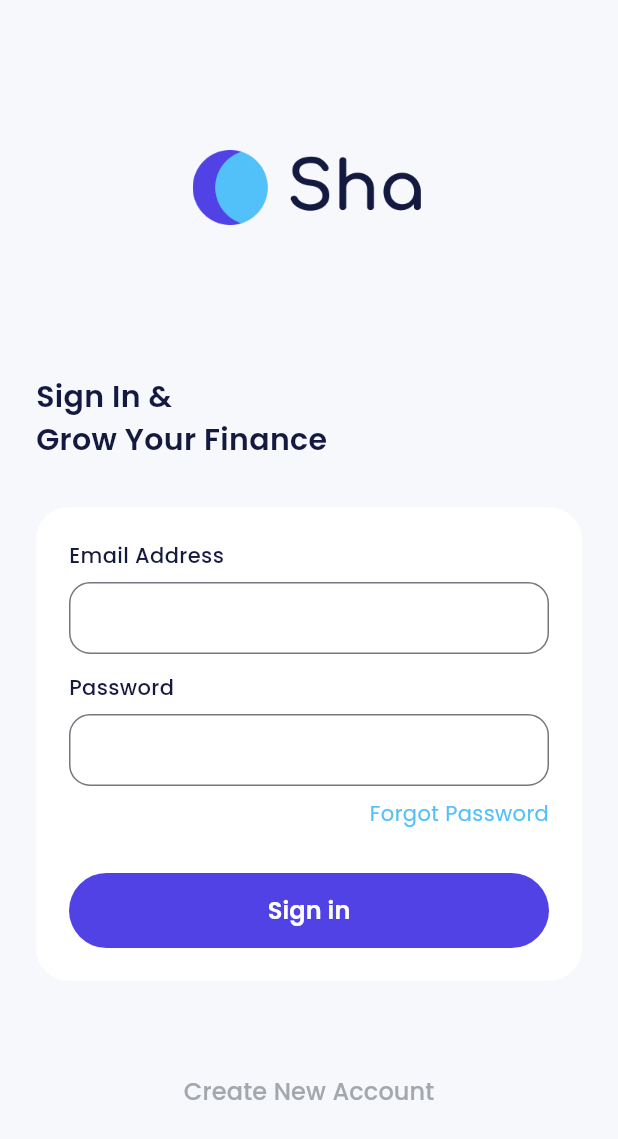
After one commit to kingslyDev/E-walletmobile, a Flutter app: the SigninPage screen opened directly, on a phone screen of 412 x 824 dp. The commit adds this screen. Shown: the top 1139 px of the screen. Run offline on Flutter 3.47's test engine with Material 3 defaults, Android fonts, the phone set to English and light mode, and no system bars; our stand-ins replace carousel_slider, google_fonts.

Commit message:
login page done

```diff
--- a/lib/ui/pages/onboarding_page.dart
+++ b/lib/ui/pages/onboarding_page.dart
@@ -1,4 +1,5 @@
 import 'package:bankga/shared/themes.dart';
+import 'package:bankga/ui/pages/signin_page.dart';
 import 'package:carousel_slider/carousel_slider.dart';
 import 'package:flutter/material.dart';
 
@@ -128,7 +129,14 @@ class _OnboardingPageState extends State<OnboardingPage> {
                                 top: 20,
                               ),
                               child: TextButton(
-                                onPressed: () {},
+                                onPressed: () {
+                                  Navigator.push(
+                                    context,
+                                    MaterialPageRoute(
+                                      builder: (context) => SigninPage(),
+                                    ),
+                                  );
+                                },
                                 style: TextButton.styleFrom(
                                   padding: EdgeInsets.zero,
                                 ),
--- /dev/null
+++ b/lib/ui/pages/register_page.dart
@@ -0,0 +1,13 @@
+import 'package:bankga/shared/themes.dart';
+import 'package:flutter/material.dart';
+
+class RegisterPage extends StatelessWidget {
+  const RegisterPage({super.key});
+
+  @override
+  Widget build(BuildContext context) {
+    return Scaffold(
+      backgroundColor: greenColor,
+    );
+  }
+}
--- /dev/null
+++ b/lib/ui/pages/signin_page.dart
@@ -0,0 +1,149 @@
+import 'package:bankga/shared/themes.dart';
+import 'package:bankga/ui/pages/register_page.dart';
+import 'package:flutter/material.dart';
+
+class SigninPage extends StatelessWidget {
+  const SigninPage({super.key});
+
+  @override
+  Widget build(BuildContext context) {
+    return Scaffold(
+      backgroundColor: lightBackgroundColor,
+      body: ListView(
+        padding: EdgeInsets.symmetric(horizontal: 24),
+        children: [
+          Container(
+            margin: EdgeInsets.only(
+              top: 100,
+              bottom: 100,
+            ),
+            width: 155,
+            height: 50,
+            decoration: BoxDecoration(
+              image: DecorationImage(
+                image: AssetImage('assets/img_logo_light.png'),
+              ),
+            ),
+          ),
+          Text(
+            'Sign In &\nGrow Your Finance',
+            style: blackTextStyle.copyWith(fontSize: 20, fontWeight: semiBold),
+          ),
+          SizedBox(
+            height: 30,
+          ),
+          Container(
+            padding: EdgeInsets.all(22),
+            decoration: BoxDecoration(
+              borderRadius: BorderRadius.circular(22),
+              color: whiteColor,
+            ),
+            child: Column(
+              crossAxisAlignment: CrossAxisAlignment.start,
+              children: [
+                // Email input
+                Text(
+                  'Email Address',
+                  style: blackTextStyle.copyWith(
+                    fontSize: 14,
+                    fontWeight: medium,
+                  ),
+                ),
+                SizedBox(
+                  height: 8,
+                ),
+                TextFormField(
+                  decoration: InputDecoration(
+                    border: OutlineInputBorder(
+                      borderRadius: BorderRadius.circular(14),
+                    ),
+                    contentPadding: EdgeInsets.all(12),
+                  ),
+                ),
+                SizedBox(
+                  height: 12,
+                ),
+                // Email input
+                Text(
+                  'Password',
+                  style: blackTextStyle.copyWith(
+                    fontSize: 14,
+                    fontWeight: medium,
+                  ),
+                ),
+                SizedBox(
+                  height: 8,
+                ),
+                TextFormField(
+                  obscureText: true,
+                  decoration: InputDecoration(
+                    border: OutlineInputBorder(
+                      borderRadius: BorderRadius.circular(14),
+                    ),
+                    contentPadding: EdgeInsets.all(12),
+                  ),
+                ),
+                SizedBox(
+                  height: 8,
+                ),
+                Align(
+                  alignment: Alignment.centerRight,
+                  child: Text(
+                    'Forgot Password',
+                    style: blueTextStyle.copyWith(fontWeight: regular),
+                  ),
+                ),
+                SizedBox(
+                  height: 30,
+                ),
+                Container(
+                  width: double.infinity,
+                  height: 50,
+                  child: TextButton(
+                    onPressed: () {},
+                    style: TextButton.styleFrom(
+                      backgroundColor: purpleColor,
+                      shape: RoundedRectangleBorder(
+                        borderRadius: BorderRadius.circular(56),
+                      ),
+                    ),
+                    child: Text(
+                      'Sign in',
+                      style: whiteTextStyle.copyWith(
+                        fontSize: 16,
+                        fontWeight: semiBold,
+                      ),
+                    ),
+                  ),
+                ),
+              ],
+            ),
+          ),
+          SizedBox(
+            height: 50,
+          ),
+          Center(
+            child: Container(
+              child: TextButton(
+                onPressed: () {
+                  Navigator.push(
+                    context,
+                    MaterialPageRoute(
+                      builder: (context) => RegisterPage(),
+                    ),
+                  );
+                },
+                child: Text(
+                  'Create New Account',
+                  style: greyTextStyle.copyWith(
+                    fontSize: 16,
+                  ),
+                ),
+              ),
+            ),
+          ),
+        ],
+      ),
+    );
+  }
+}
```
